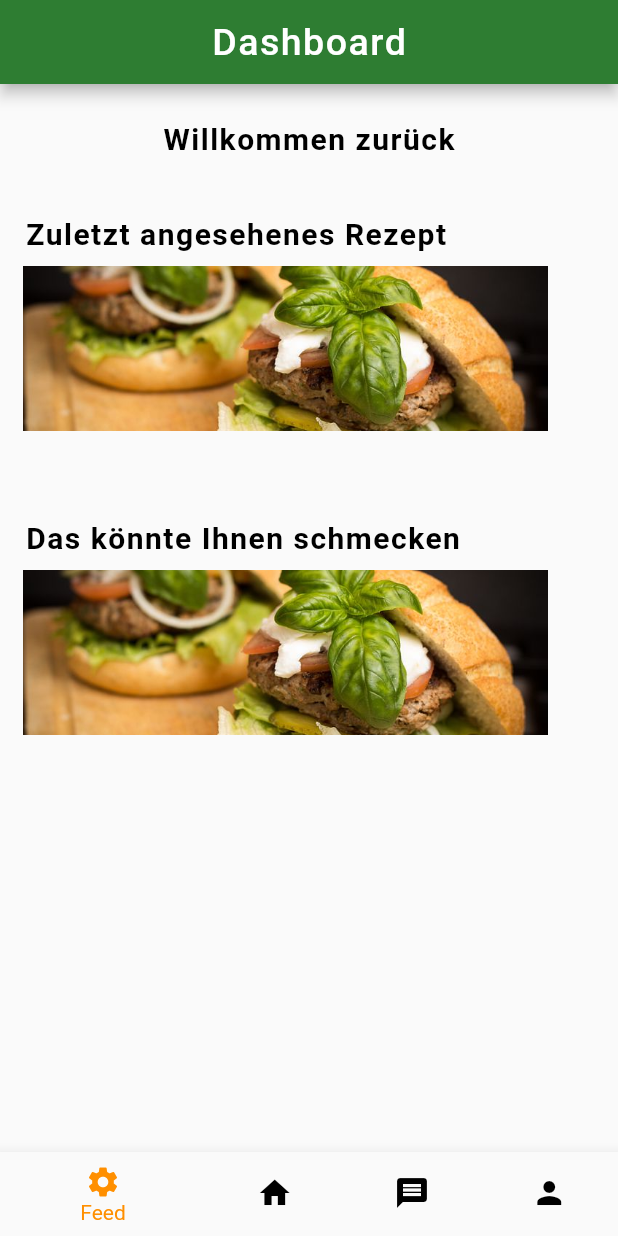
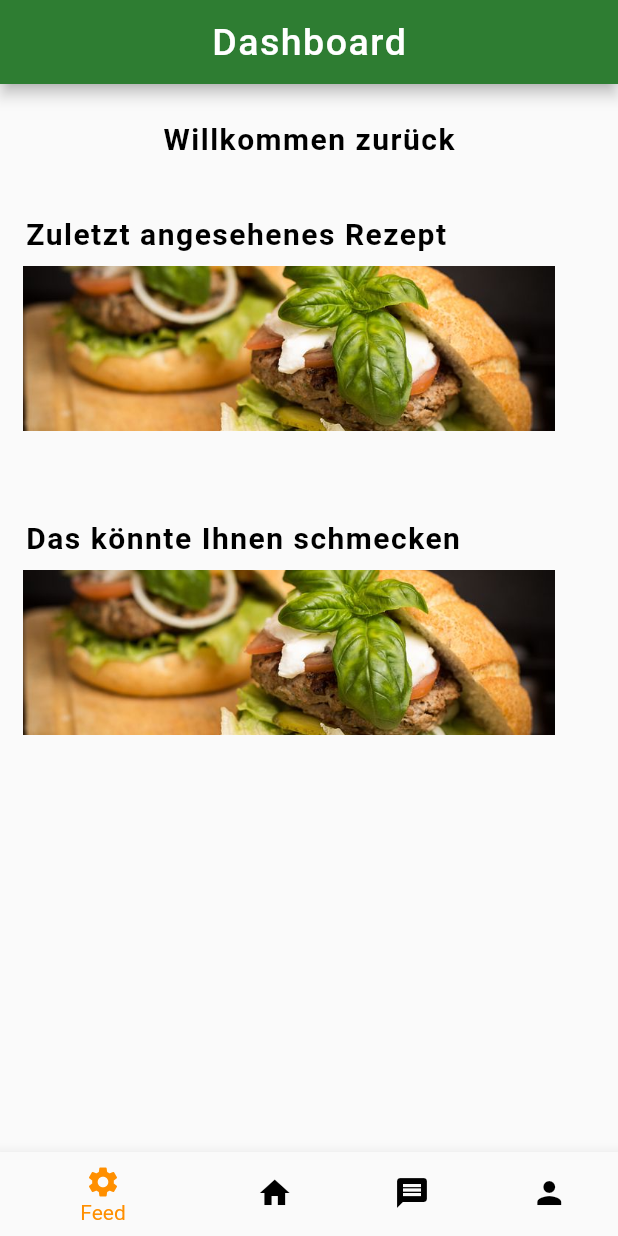
Before and after one commit to kit-recipe-app/front-end, a Flutter app: the screen it shows after launch, on a phone screen of 412 x 824 dp. Run offline on Flutter 3.47's test engine with Material 2 defaults, Android fonts, the phone set to English and light mode, and no system bars.

Commit message:
Habe die Main Page etwas dem design angepasst, aber die Funktionalität ist nicht gegeben

```diff
--- a/flutter_frontend_recipes/lib/pages/feed/last-recipe-card.dart
+++ b/flutter_frontend_recipes/lib/pages/feed/last-recipe-card.dart
@@ -7,7 +7,7 @@ class LastSeenRecipe {
   // Bild ist nur Platzhalter
   SizedBox card = const SizedBox(
     height: 110,
-    width: 350,
+    width: 355,
     child: Image(
       fit: BoxFit.fitWidth,
       image: AssetImage('assets/hamburger_platzhalter.jpg'),
--- a/flutter_frontend_recipes/lib/pages/feed/recommended-recipe-card.dart
+++ b/flutter_frontend_recipes/lib/pages/feed/recommended-recipe-card.dart
@@ -8,7 +8,7 @@ class RecommendedRecipe {
   // Bild ist nur Platzhalter
   SizedBox card = const SizedBox(
     height: 110,
-    width: 350,
+    width: 355,
     child: Image(
       fit: BoxFit.fitWidth,
       image: AssetImage('assets/hamburger_platzhalter.jpg'),
```
